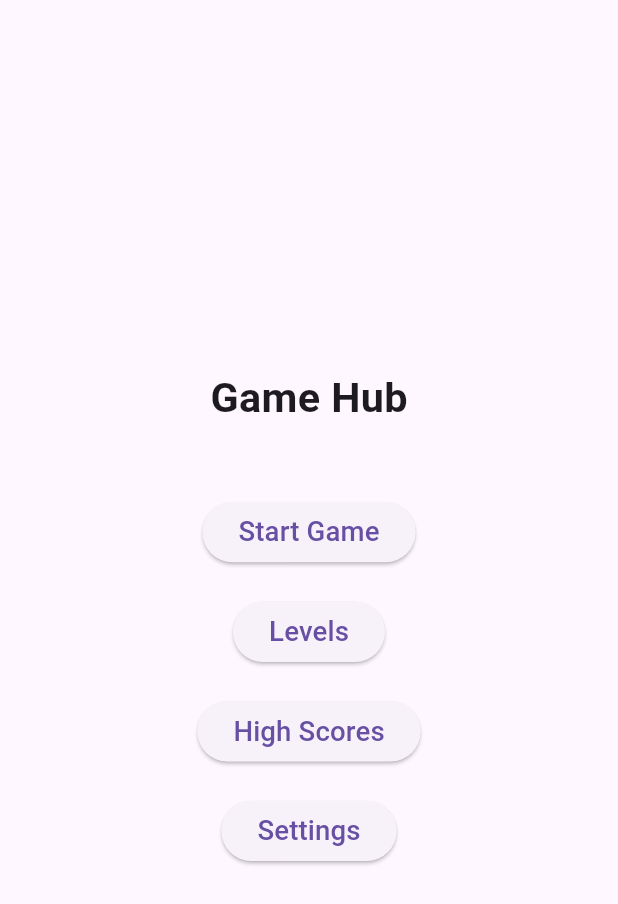
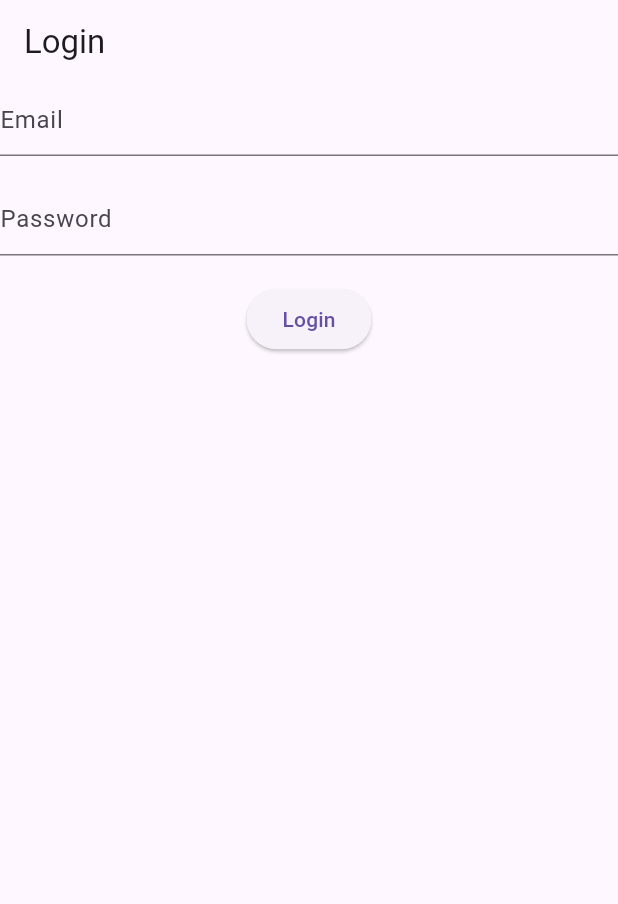
Before and after one commit to khathach699/Game_Number_Pick, a Flutter app: the screen it shows after launch, on a phone screen of 412 x 824 dp. Shown: the top 904 px of the screen. Run offline on Flutter 3.47's test engine with Material 3 defaults, Android fonts, the phone set to English and light mode, and no system bars; our stand-ins replace audioplayers, firebase_auth, firebase_core, flutter_screenutil, shared_preferences; accounts and stored records are empty.

Commit message:
add firebase and add authentication

```diff
--- a/lib/main.dart
+++ b/lib/main.dart
@@ -1,7 +1,9 @@
+import 'package:firebase_core/firebase_core.dart';
 import 'package:flutter/material.dart';
 import 'package:game_flutter/src/apps/my_app.dart';
 
-void main(List<String> args) {
+void main(List<String> args) async {
   WidgetsFlutterBinding.ensureInitialized();
+  await Firebase.initializeApp();
   runApp(MyApp());
 }
--- a/lib/src/apps/my_app.dart
+++ b/lib/src/apps/my_app.dart
@@ -1,6 +1,7 @@
 // lib/main.dart
 import 'package:flutter/material.dart';
 import 'package:flutter_screenutil/flutter_screenutil.dart';
+import 'package:game_flutter/src/pages/home/wrapper_page.dart';
 import 'package:provider/provider.dart';
 import 'package:game_flutter/src/pages/game/game_page.dart';
 import 'package:game_flutter/src/pages/home/home_page.dart';
@@ -43,7 +44,7 @@ class MyApp extends StatelessWidget {
             debugShowCheckedModeBanner: false,
             title: 'Game Hub',
             theme: ThemeData(primarySwatch: Colors.blue),
-            home: const HomePage(),
+            home: const WrapperPage(),
             routes: {
               GamePage.routeName: (context) => const GamePage(),
               GameModePage.routeName: (context) => const GameModePage(),
--- a/lib/src/pages/home/home_page.dart
+++ b/lib/src/pages/home/home_page.dart
@@ -1,4 +1,5 @@
 // lib/pages/home/home_page.dart
+import 'package:firebase_auth/firebase_auth.dart';
 import 'package:flutter/material.dart';
 import 'package:flutter_screenutil/flutter_screenutil.dart';
 import 'package:provider/provider.dart';
@@ -14,11 +15,14 @@ class HomePage extends StatelessWidget {
 
   @override
   Widget build(BuildContext context) {
+    final user = FirebaseAuth.instance.currentUser;
     return Scaffold(
       body: Center(
         child: Column(
           mainAxisAlignment: MainAxisAlignment.center,
           children: [
+            Text("Username: ${user!.email}"),
+            50.verticalSpace,
             Text("Game Hub", style: TextStyle(fontSize: 30.sp, fontWeight: FontWeight.bold)),
             50.verticalSpace,
             ElevatedButton(
--- /dev/null
+++ b/lib/src/pages/home/login_page.dart
@@ -0,0 +1,46 @@
+import 'package:firebase_auth/firebase_auth.dart';
+import 'package:flutter/cupertino.dart';
+import 'package:flutter/material.dart';
+import 'package:flutter_screenutil/flutter_screenutil.dart';
+
+class LoginPage extends StatefulWidget {
+  const LoginPage({super.key});
+
+  @override
+  State<LoginPage> createState() => _LoginPageState();
+}
+
+class _LoginPageState extends State<LoginPage> {
+  TextEditingController email = TextEditingController();
+  TextEditingController password = TextEditingController();
+  signIn() async {
+    await FirebaseAuth.instance.signInWithEmailAndPassword(email: email.text, password: password.text);
+  }
+  @override
+  Widget build(BuildContext context) {
+    return Scaffold(
+      appBar: AppBar(
+        title: Text(('Login'),),
+      ),
+      body: Column(
+        children: [
+          TextField(
+            controller: email,
+            decoration: InputDecoration(
+              hintText: "Email"
+            ),
+          ),
+          20.verticalSpace,
+          TextField(
+            controller: password,
+            decoration: InputDecoration(
+                hintText: "Password"
+            ),
+          ),
+          20.verticalSpace,
+          ElevatedButton(onPressed: () => signIn(), child: Text("Login"))
+        ],
+      ),
+    );
+  }
+}
--- /dev/null
+++ b/lib/src/pages/home/wrapper_page.dart
@@ -0,0 +1,32 @@
+import 'package:firebase_auth/firebase_auth.dart';
+import 'package:firebase_core/firebase_core.dart';
+import 'package:flutter/cupertino.dart';
+import 'package:flutter/material.dart';
+import 'package:game_flutter/src/pages/home/home_page.dart';
+
+import 'login_page.dart';
+
+class WrapperPage extends StatefulWidget {
+  const WrapperPage({super.key});
+
+  @override
+  State<WrapperPage> createState() => _WrapperPageState();
+}
+
+class _WrapperPageState extends State<WrapperPage> {
+  @override
+  Widget build(BuildContext context) {
+    return Scaffold(
+      body: StreamBuilder(
+        stream: FirebaseAuth.instance.authStateChanges(),
+        builder: (context, snapshot) {
+          if (snapshot.hasData) {
+            return HomePage();
+          } else {
+            return LoginPage();
+          }
+        },
+      ),
+    );
+  }
+}
--- a/pubspec.yaml
+++ b/pubspec.yaml
@@ -20,6 +20,8 @@ dependencies:
   animations: ^2.0.11
   flutter_spinkit: ^5.2.1
   get_it: ^8.0.3
+  firebase_core: ^3.12.1
+  firebase_auth: ^5.5.1
 
 dev_dependencies:
   flutter_test:
```
Also changed, not shown: pubspec.lock, 6 other files.
